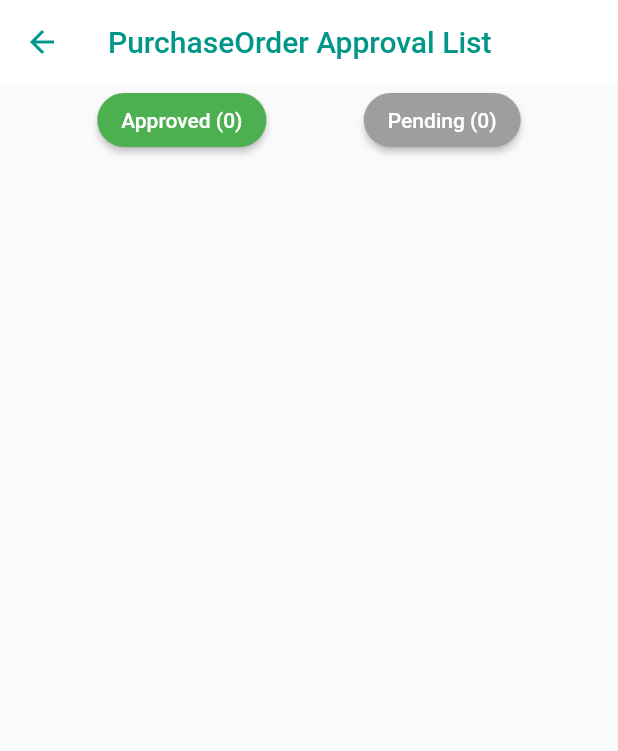
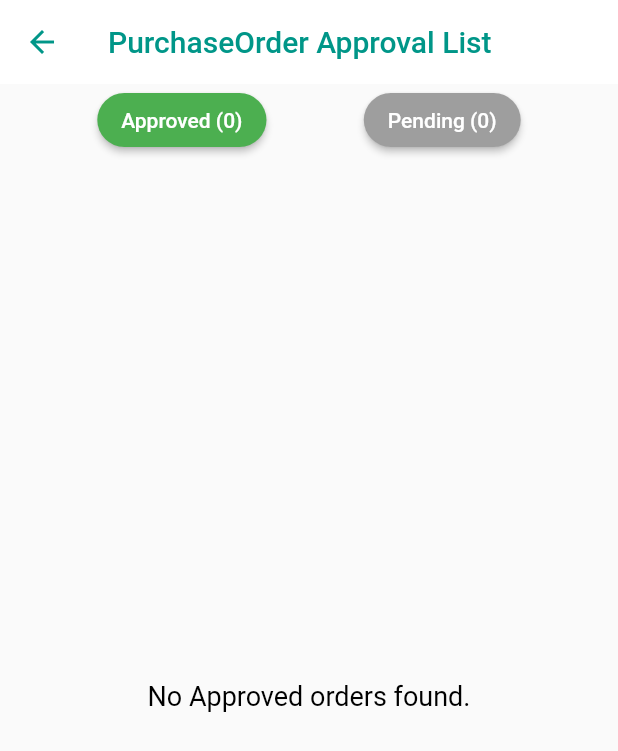
Before and after one commit to rjram-axon/ApparelApp-flutter_source, a Flutter app: the MainPurchaseApproval screen opened directly, after a tap on an icon or button, on a phone screen of 412 x 824 dp. Shown: the top 751 px of the screen. Run offline on Flutter 3.47's test engine with Material 2 defaults, Android fonts, the light colour scheme and no system bars; our stand-ins replace animated_custom_dropdown, another_flushbar, carousel_slider, flutter_secure_storage, flutter_spinkit, image_picker and 6 more; missing offline and left inert: dart:ffi, encrypt, flutter_pdfview, timeline_list; accounts and stored records are empty.

Commit message:
Dynamic Api fetching for purchase and budget approval

```diff
--- a/lib/management/main_purchase_approval.dart
+++ b/lib/management/main_purchase_approval.dart
@@ -1,4 +1,5 @@
 import 'dart:convert';
+import 'package:apparelapp/main/app_config.dart';
 import 'package:apparelapp/management/purchase_approval_list.dart';
 import 'package:flutter/material.dart';
 import 'package:flutter_spinkit/flutter_spinkit.dart';
@@ -30,20 +31,19 @@ class _MainPurchaseApprovalState extends State<MainPurchaseApproval> {
   Future<void> fetchData(String filter) async {
     setState(() {
       isLoading = true; // Start loading
+      orders.clear(); // Clear the orders list before fetching new data
+      uniquePOs.clear(); // Clear the unique POs list
     });
 
     final approvalStatus = filter == 'Approved' ? 'Y' : 'N';
     final url =
-        'http://13.232.84.26:81/api/apipurchaseapproval?isapproved=$approvalStatus';
+        'http://${AppConfig().host}:${AppConfig().port}/api/apipurchaseapproval?isapproved=$approvalStatus';
 
     try {
       final response = await http.get(Uri.parse(url));
       if (response.statusCode == 200) {
         final Map<String, dynamic> responseData = jsonDecode(response.body);
         final List<dynamic> purchases = responseData['purchases'];
-
-        orders.clear();
-        uniquePOs.clear();
 
         for (var purchaseData in purchases) {
           PurchaseOrder purchaseOrder = PurchaseOrder(
@@ -73,11 +73,27 @@ class _MainPurchaseApprovalState extends State<MainPurchaseApproval> {
         updateFilterCounts();
         // Fetch counts for both filters
         fetchCounts();
+
+        if (orders.isEmpty) {
+          // Show error message if no data is found
+          ScaffoldMessenger.of(context).showSnackBar(
+            SnackBar(
+              content: Text('No $filter orders found.'),
+              backgroundColor: Colors.red,
+            ),
+          );
+        }
       } else {
         throw Exception('Failed to load data');
       }
     } catch (e) {
       print('Error: $e');
+      // ScaffoldMessenger.of(context).showSnackBar(
+      //   SnackBar(
+      //     content: Text('Error fetching data. Please try again.'),
+      //     backgroundColor: Colors.red,
+      //   ),
+      // );
     } finally {
       setState(() {
         isLoading = false; // Stop loading
@@ -87,9 +103,9 @@ class _MainPurchaseApprovalState extends State<MainPurchaseApproval> {
 
   Future<void> fetchCounts() async {
     final approvedUrl =
-        'http://13.232.84.26:81/api/apipurchaseapproval?isapproved=Y';
+        'http://${AppConfig().host}:${AppConfig().port}/api/apipurchaseapproval?isapproved=Y';
     final pendingUrl =
-        'http://13.232.84.26:81/api/apipurchaseapproval?isapproved=N';
+        'http://${AppConfig().host}:${AppConfig().port}/api/apipurchaseapproval?isapproved=N';
 
     try {
       final approvedResponse = await http.get(Uri.parse(approvedUrl));
@@ -208,6 +224,13 @@ class _MainPurchaseApprovalState extends State<MainPurchaseApproval> {
                       size: 50.0, // Set the size of the loading animation
                     ), // Loading indicator
                   )
+                : orders.isEmpty
+                    ? Center(
+                        child: Text(
+                          'No $selectedFilter orders found.',
+                          style: TextStyle(fontSize: 18, color: Colors.black),
+                        ),
+                      )
                     : ListView.builder(
                         itemCount: uniquePOs.length,
                         itemBuilder: (context, index) {
@@ -219,8 +242,8 @@ class _MainPurchaseApprovalState extends State<MainPurchaseApproval> {
 
                           return Card(
                             elevation: 5,
-                        margin:
-                            EdgeInsets.symmetric(vertical: 8, horizontal: 16),
+                            margin: EdgeInsets.symmetric(
+                                vertical: 8, horizontal: 16),
                             shape: RoundedRectangleBorder(
                               borderRadius: BorderRadius.circular(15),
                             ),
@@ -280,7 +303,8 @@ class _MainPurchaseApprovalState extends State<MainPurchaseApproval> {
                                     builder: (context) => PurchaseOrderDetail(
                                       poNumber: order.purOrdNo,
                                       orders: orders,
-                                  onApprovalStatusChanged: (orderNo, status) {
+                                      onApprovalStatusChanged:
+                                          (orderNo, status) {
                                         _handleApprovalStatusChange(
                                             orderNo, status);
                                       },
@@ -298,16 +322,12 @@ class _MainPurchaseApprovalState extends State<MainPurchaseApproval> {
     );
   }
 
-  void _handleApprovalStatusChange(String orderNo, String newStatus) {
+  void _handleApprovalStatusChange(String orderNo, String status) {
     setState(() {
-      orders.forEach((order) {
-        if (order.orderNo == orderNo) {
-          order.approved = newStatus;
-        }
-      });
-
-      // Update filter counts
-      updateFilterCounts();
+      orders
+          .where((order) => order.purOrdNo == orderNo)
+          .forEach((order) => order.approved = status);
+      updateFilterCounts(); // Update counts after approval status changes
     });
   }
 }
--- a/lib/management/mainbudgetapproval.dart
+++ b/lib/management/mainbudgetapproval.dart
@@ -5,6 +5,7 @@ import 'package:apparelapp/management/budgetapproval.dart';
 import 'package:flutter/material.dart';
 import 'package:apparelapp/axondatamodal/budgetapprovalmainlistmodal.dart';
 import 'package:flutter_spinkit/flutter_spinkit.dart';
+import 'package:apparelapp/main/app_config.dart';
 import '../axondatamodal/axonfitrationmodal/axonbudgetdetailmodal.dart';
 import '../axondatamodal/budgetapprovaldetailmodal.dart';
 import '../axonlibrary/axongeneral.dart';
@@ -75,7 +76,7 @@ class _MainBudgetApprovalState extends State<MainBudgetApproval> {
     dynamic responsedata;
     var url =
         // '$hostname:$port/api/apibudgetapproval?cmpid=$bcompanyid&styleid=$bstyleid&orderno=$borderno&refno=$brefno&type=$btype&ordtype=$bordertype&fromdate=01/06/2021&todate=24/12/2022';
-        'http://13.232.84.26:81/api/apibudgetapproval?type=$btype&ordtype=$bordertype&fromdate=01/06/2021&todate=30/05/2024';
+        'http://${AppConfig().host}:${AppConfig().port}/api/apibudgetapproval?type=$btype&ordtype=$bordertype&fromdate=01/06/2021&todate=30/05/2024';
 
     var body = '''''';
     String length = body.length.toString();
```
Also changed, not shown: lib/management/budgetapproval.dart (+7 -4 lines). Lines whose indentation alone changed are shown as unchanged.
